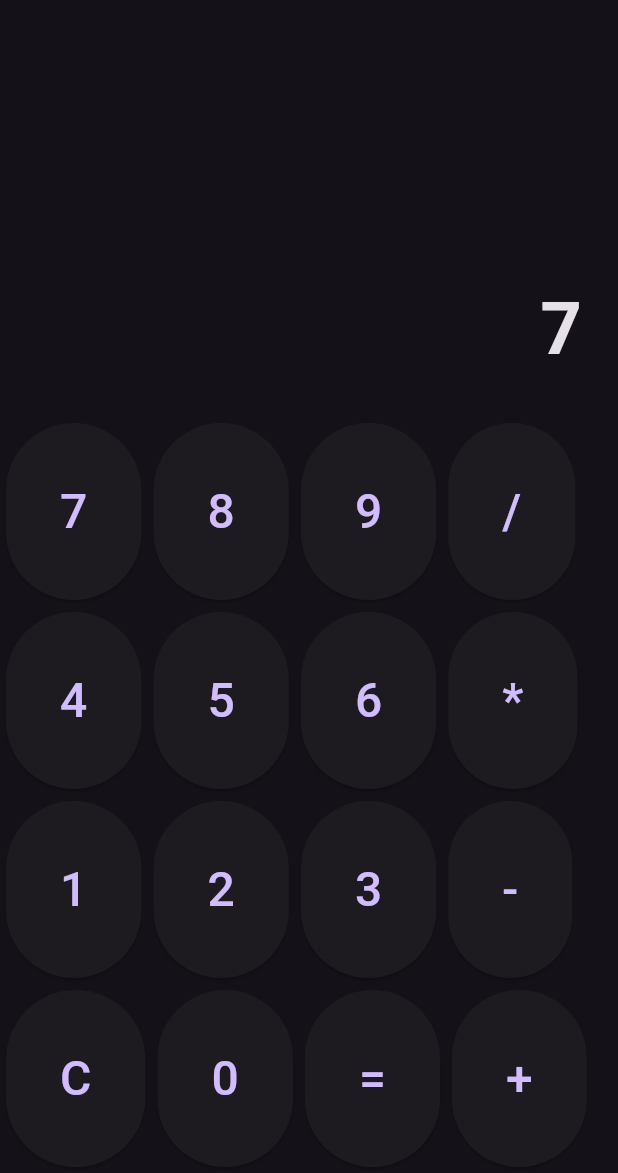
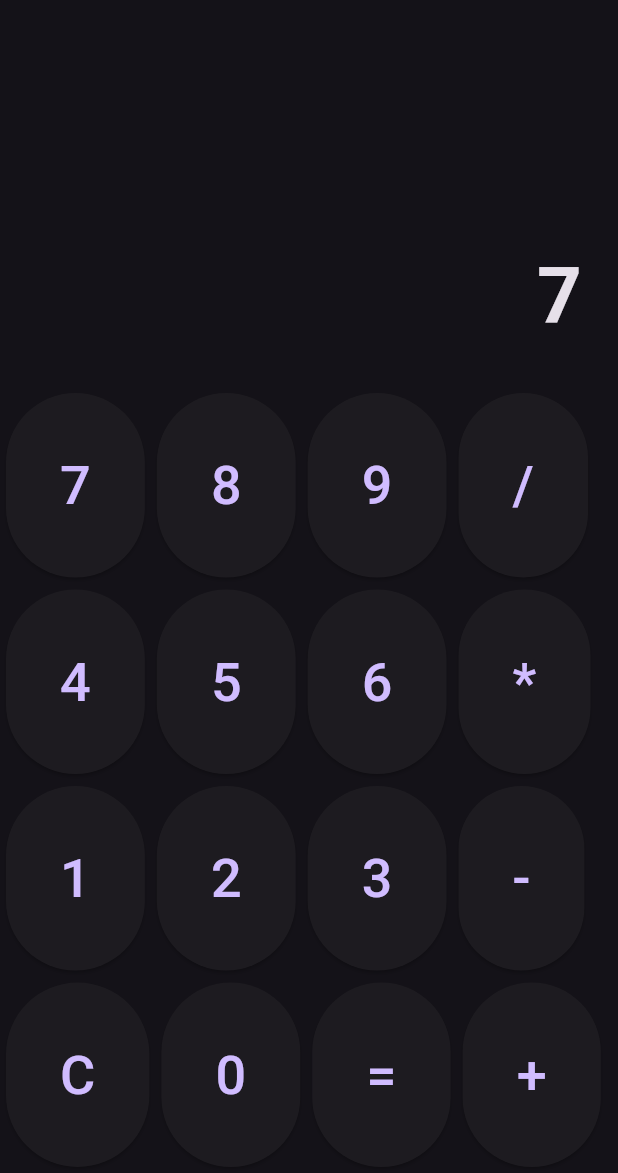
Before and after one commit to rchai12/calculator, a Flutter app: the screen it shows after launch, after a tap on an icon or button, on a phone screen of 412 x 824 dp, the part 63-1236 px from its top. Run offline on Flutter 3.47's test engine with Material 3 defaults, Android fonts, the phone set to English and light mode, and no system bars.

Commit message:
cleaned up logic, increased text size

```diff
--- a/lib/main.dart
+++ b/lib/main.dart
@@ -28,11 +28,7 @@ class _CalculatorScreenState extends State<CalculatorScreen> {
       if (value == 'C') {
         _display = '';
       } else if (value == '=') {
-        try {
-          _display = _evaluateExpression(_display);
-        } catch (e) {
-          _display = 'Error';
-        }
+        _display = _evaluateExpression(_display);
       } else {
         _display += value;
       }
@@ -48,7 +44,7 @@ class _CalculatorScreenState extends State<CalculatorScreen> {
         intList.add(int.parse(num));
         if (operList.isNotEmpty && (operList.last == '*' || operList.last == '/')) {
           if (intList.length < 2) {
-            return 'Error: invalid number of arguments';
+            return 'Error: Invalid number of arguments';
           }
           String hold = doOperations(intList.removeLast(), intList.removeLast(), operList.removeLast());
           if (hold == 'Error: Dividing by 0') {
@@ -65,7 +61,7 @@ class _CalculatorScreenState extends State<CalculatorScreen> {
     intList.add(int.parse(num));
     for (int i = operList.length; i > 0; i--) {
       if (intList.length <= 1) {
-        return 'Error: invalid number of arguments';
+        return 'Error: Invalid number of arguments';
       }
       String hold = doOperations(intList.removeLast(), intList.removeLast(), operList.removeLast());
       if (hold == 'Error: Dividing by 0') {
@@ -106,7 +102,7 @@ class _CalculatorScreenState extends State<CalculatorScreen> {
           ),
           child: Text(
             text,
-            style: TextStyle(fontSize: 32),
+            style: TextStyle(fontSize: 36),
           ),
         ),
       ),
@@ -125,7 +121,7 @@ class _CalculatorScreenState extends State<CalculatorScreen> {
               padding: EdgeInsets.all(24),
               child: Text(
                 _display,
-                style: TextStyle(fontSize: 48, fontWeight: FontWeight.bold),
+                style: TextStyle(fontSize: 52, fontWeight: FontWeight.bold),
               ),
             ),
           ),
```
